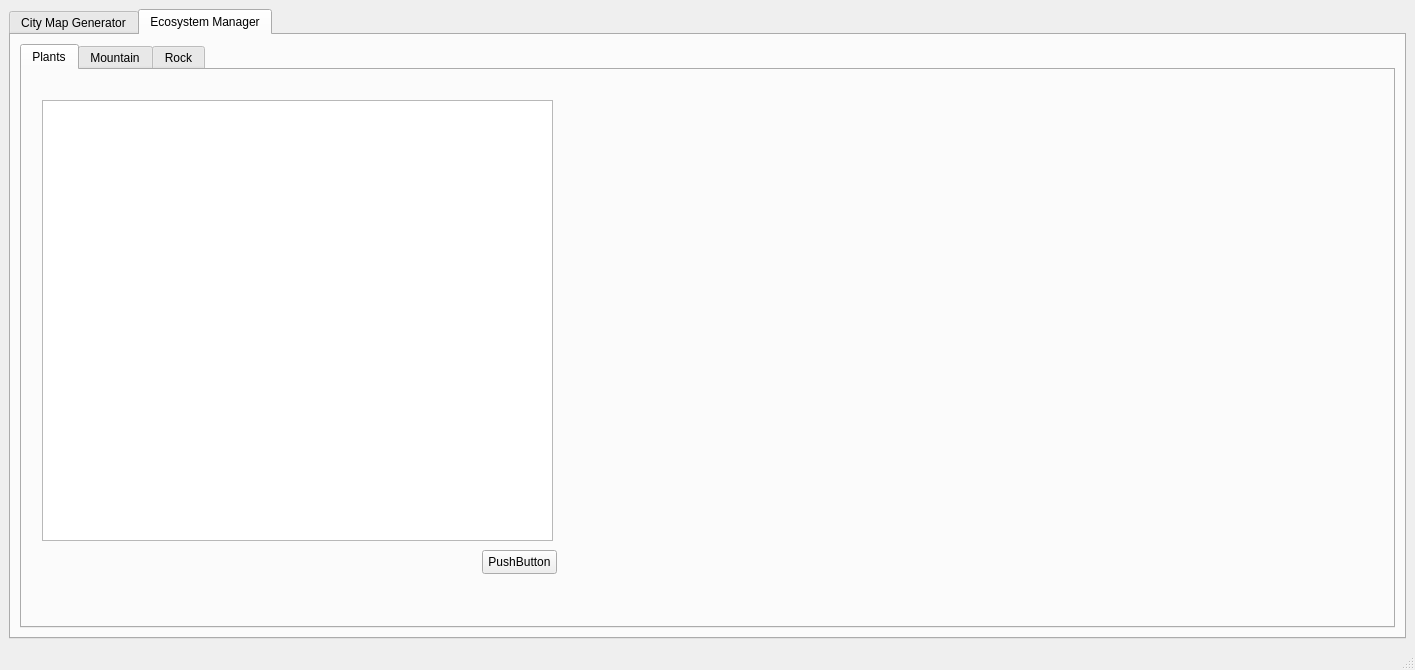
The window that mainwindow.ui (CMLDMR/romCityCreator) describes before a commit, drawn with Qt 5.
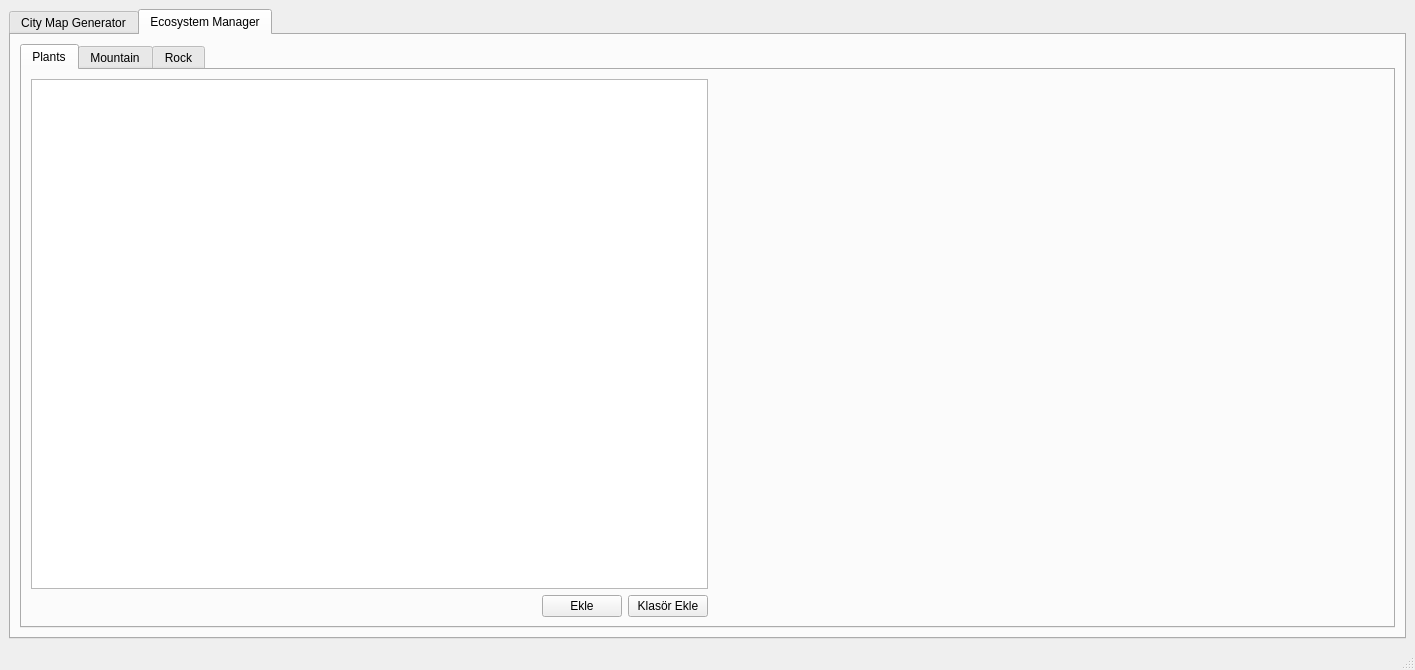
The same window after the commit.

Commit message: add selected tree

What changed in the file:
```diff
--- a/mainwindow.ui
+++ b/mainwindow.ui
@@ -218,15 +218,11 @@
            <attribute name="title">
             <string>Plants</string>
            </attribute>
+           <layout class="QHBoxLayout" name="horizontalLayout_6">
+            <item>
+             <layout class="QVBoxLayout" name="verticalLayout_6">
+              <item>
            <widget class="QTableView" name="tableView_PlantView">
-            <property name="geometry">
-             <rect>
-              <x>20</x>
-              <y>30</y>
-              <width>511</width>
-              <height>441</height>
-             </rect>
-            </property>
             <property name="editTriggers">
              <set>QAbstractItemView::NoEditTriggers</set>
             </property>
@@ -249,19 +245,54 @@
              <enum>QAbstractItemView::ScrollPerPixel</enum>
             </property>
            </widget>
+              </item>
+              <item>
+               <layout class="QHBoxLayout" name="horizontalLayout_5">
+                <item>
+                 <spacer name="horizontalSpacer">
+                  <property name="orientation">
+                   <enum>Qt::Horizontal</enum>
+                  </property>
+                  <property name="sizeHint" stdset="0">
+                   <size>
+                    <width>40</width>
+                    <height>20</height>
+                   </size>
+                  </property>
+                 </spacer>
+                </item>
+                <item>
            <widget class="QPushButton" name="pushButton">
-            <property name="geometry">
-             <rect>
-              <x>460</x>
-              <y>480</y>
-              <width>75</width>
-              <height>24</height>
-             </rect>
-            </property>
+                  <property name="text">
+                   <string>Ekle</string>
+                  </property>
+                 </widget>
+                </item>
+                <item>
+                 <widget class="QPushButton" name="pushButton_addFolder">
             <property name="text">
-             <string>PushButton</string>
-            </property>
-           </widget>
+                   <string>Klasör Ekle</string>
+                  </property>
+                 </widget>
+                </item>
+               </layout>
+              </item>
+             </layout>
+            </item>
+            <item>
+             <spacer name="horizontalSpacer_2">
+              <property name="orientation">
+               <enum>Qt::Horizontal</enum>
+              </property>
+              <property name="sizeHint" stdset="0">
+               <size>
+                <width>668</width>
+                <height>20</height>
+               </size>
+              </property>
+             </spacer>
+            </item>
+           </layout>
           </widget>
           <widget class="QWidget" name="tab_4">
            <attribute name="title">
```
Lines whose indentation alone changed are shown as unchanged. The commit also changes 2 other files.
